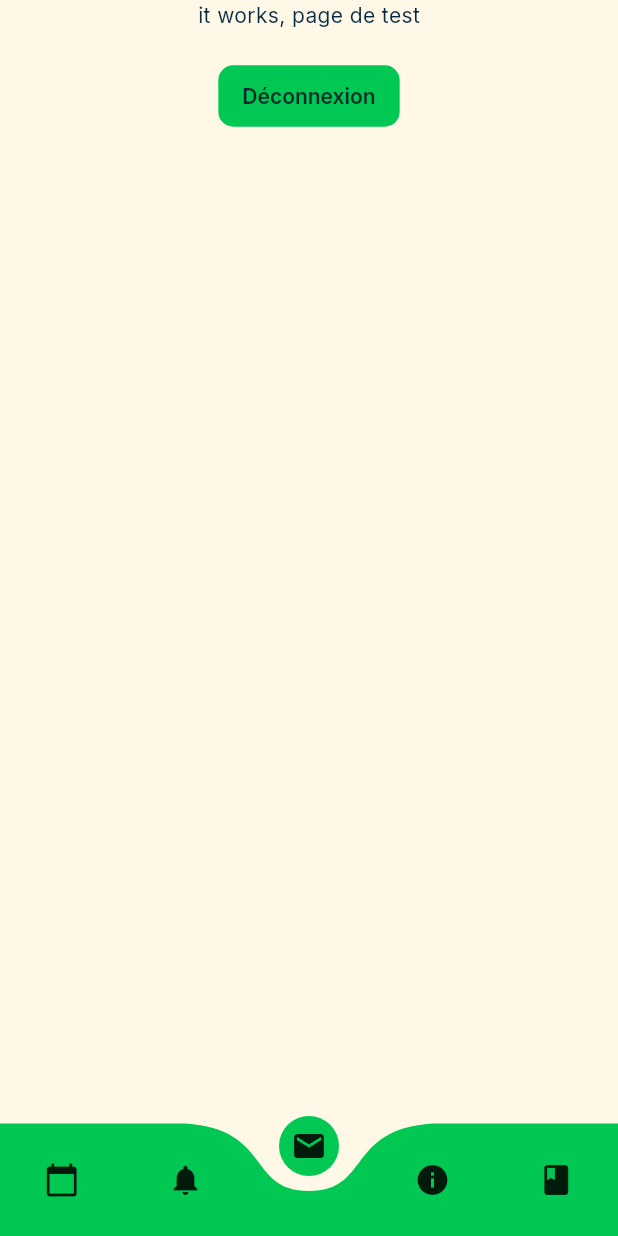
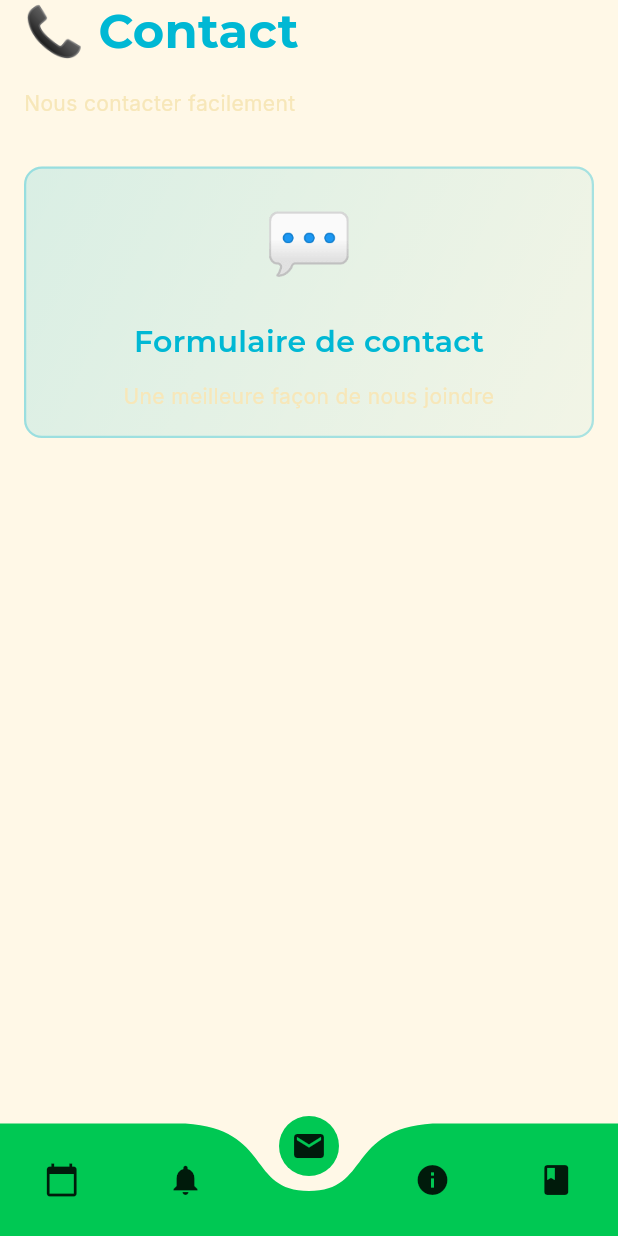
Before and after one commit to enzo-maylin/kurnaval_2_rio, a Flutter app: the screen it shows after launch, item 3 of the bottom bar chosen, on a phone screen of 412 x 824 dp. Run offline on Flutter 3.47's test engine with Material 3 defaults, Android fonts, the phone set to English and light mode, and no system bars; drawn by our look-alikes of curved_navigation_bar; our stand-ins replace flutter_dotenv, flutter_secure_storage, get_it, go_router, google_fonts.

Commit message:
init: pages d'exemples pour meilleur imersion

```diff
--- a/lib/core/router.dart
+++ b/lib/core/router.dart
@@ -2,7 +2,11 @@ import 'package:flutter/material.dart';
 import 'package:go_router/go_router.dart';
 
 import 'widgets/main_layout.dart';
-import '../features/home/pages/home.dart';
+import '../features/calendar/pages/calendar.dart';
+import '../features/news/pages/news.dart';
+import '../features/contact/pages/contact.dart';
+import '../features/info/pages/info.dart';
+import '../features/lexicon/pages/lexicon.dart';
 import 'package:kurnaval_2_rio/core/pages/splash_page.dart';
 import 'package:kurnaval_2_rio/core/app_routes.dart';
 
@@ -34,7 +38,7 @@ final router = GoRouter(
             GoRoute(
               path: AppRoute.calendar.path,
               name: AppRoute.calendar.name,
-              builder: (context, state) => HomePage(),
+              builder: (context, state) => const CalendarPage(),
             ),
           ],
         ),
@@ -44,7 +48,7 @@ final router = GoRouter(
             GoRoute(
               path: AppRoute.news.path,
               name: AppRoute.news.name,
-              builder: (context, state) => HomePage(),
+              builder: (context, state) => const NewsPage(),
             ),
           ],
         ),
@@ -54,7 +58,7 @@ final router = GoRouter(
             GoRoute(
               path: AppRoute.contact.path,
               name: AppRoute.contact.name,
-              builder: (context, state) => HomePage(),
+              builder: (context, state) => const ContactPage(),
             ),
           ],
         ),
@@ -64,7 +68,7 @@ final router = GoRouter(
             GoRoute(
               path: AppRoute.info.path,
               name: AppRoute.info.name,
-              builder: (context, state) => HomePage(),
+              builder: (context, state) => const InfoPage(),
             ),
           ],
         ),
@@ -74,7 +78,7 @@ final router = GoRouter(
             GoRoute(
               path: AppRoute.lexicon.path,
               name: AppRoute.lexicon.name,
-              builder: (context, state) => HomePage(),
+              builder: (context, state) => const LexiconPage(),
             ),
           ],
         ),
--- /dev/null
+++ b/lib/features/contact/pages/contact.dart
@@ -0,0 +1,83 @@
+import 'package:flutter/material.dart';
+import '../../../core/theme/app_colors.dart';
+import '../../../core/theme/app_spacing.dart';
+import '../../../core/theme/app_typography.dart';
+
+// TODO : page d'exemple, à remplacer par une vraie page d'informations du carnaval, avec des détails, des conseils, etc.
+class ContactPage extends StatelessWidget {
+  const ContactPage({super.key});
+
+  @override
+  Widget build(BuildContext context) {
+    return SingleChildScrollView(
+      child: Padding(
+        padding: AppSpacing.pagePadding,
+        child: Column(
+          crossAxisAlignment: CrossAxisAlignment.start,
+          children: [
+            // Header
+            Row(
+              children: [
+                Text(
+                  '📞 Contact',
+                  style: AppTypography.heading1(AppColors.accent),
+                ),
+              ],
+            ),
+            SizedBox(height: AppSpacing.lg),
+            Text(
+              'Nous contacter facilement',
+              style: AppTypography.bodyMedium(
+                Theme.of(context).brightness == Brightness.dark
+                    ? AppColors.darkMuted
+                    : AppColors.lightMuted,
+              ),
+            ),
+            SizedBox(height: AppSpacing.xxxl),
+
+            // Placeholder content
+            Container(
+              width: double.infinity,
+              padding: AppSpacing.cardPadding,
+              decoration: BoxDecoration(
+                gradient: LinearGradient(
+                  colors: [
+                    AppColors.accent.withOpacity(0.15),
+                    AppColors.accent.withOpacity(0.05),
+                  ],
+                  begin: Alignment.topLeft,
+                  end: Alignment.bottomRight,
+                ),
+                border: Border.all(
+                  color: AppColors.accent.withOpacity(0.3),
+                  width: 1.5,
+                ),
+                borderRadius: AppSpacing.borderRadiusXl,
+              ),
+              child: Column(
+                children: [
+                  Text('💬', style: TextStyle(fontSize: 48)),
+                  SizedBox(height: AppSpacing.lg),
+                  Text(
+                    'Formulaire de contact',
+                    style: AppTypography.heading3(AppColors.accent),
+                  ),
+                  SizedBox(height: AppSpacing.md),
+                  Text(
+                    'Une meilleure façon de nous joindre',
+                    style: AppTypography.bodyMedium(
+                      Theme.of(context).brightness == Brightness.dark
+                          ? AppColors.darkMuted
+                          : AppColors.lightMuted,
+                    ),
+                    textAlign: TextAlign.center,
+                  ),
+                ],
+              ),
+            ),
+          ],
+        ),
+      ),
+    );
+  }
+}
--- a/lib/features/home/pages/home.dart
+++ /dev/null
@@ -1,22 +0,0 @@
-import 'package:flutter/material.dart';
-
-//TODO : delete tout de home, c'était juste pour tester
-class HomePage extends StatelessWidget {
-  const HomePage({super.key});
-
-  @override
-  Widget build(BuildContext context) {
-    return Column(
-      children: [
-        Center(child: Text('it works, page de test')),
-        SizedBox(height: 20),
-        ElevatedButton(
-          onPressed: () {
-            return;
-          },
-          child: Text('Déconnexion'),
-        ),
-      ],
-    );
-  }
-}
```
Also changed, not shown: lib/features/calendar/pages/calendar.dart (added, +83 -0 lines), lib/features/info/pages/info.dart (added, +83 -0 lines), lib/features/lexicon/pages/lexicon.dart (added, +83 -0 lines), lib/features/news/pages/news.dart (added, +83 -0 lines).
